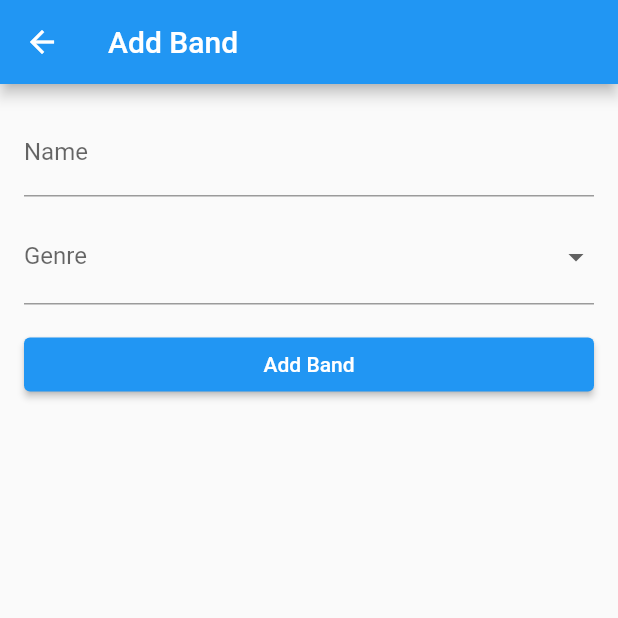
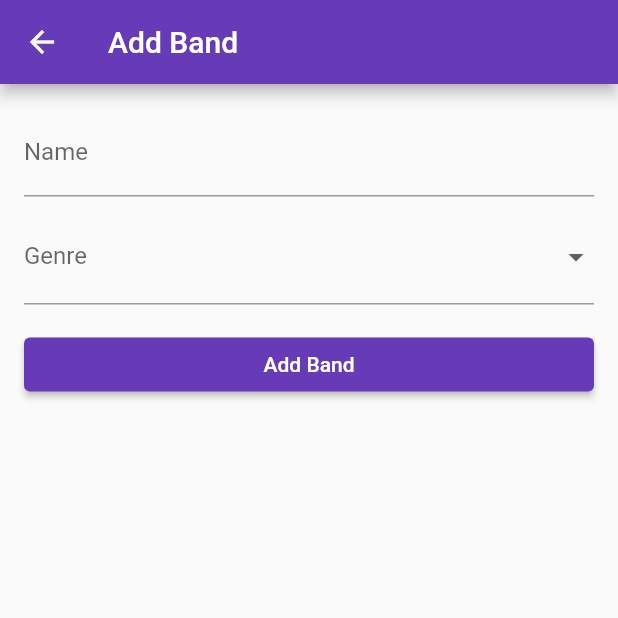
Before and after one commit to Lovyania/assignment4.2, a Flutter app: the screen it shows after launch, after a tap on the "add" icon, on a phone screen of 412 x 824 dp, the top half of it. Run offline on Flutter 3.47's test engine with Material 2 defaults, Android fonts, the phone set to English and light mode, and no system bars; our stand-ins replace sqflite; accounts and stored records are empty.

Commit message:
Update main.dart

```diff
--- a/lib/main.dart
+++ b/lib/main.dart
@@ -11,6 +11,10 @@ class MainApp extends StatelessWidget {
   @override
   Widget build(BuildContext context) {
     return MaterialApp(
+      debugShowCheckedModeBanner: false,
+      theme: ThemeData(
+        primarySwatch: Colors.deepPurple,
+      ),
       home: BandsScreen(),
     );
   }
```
